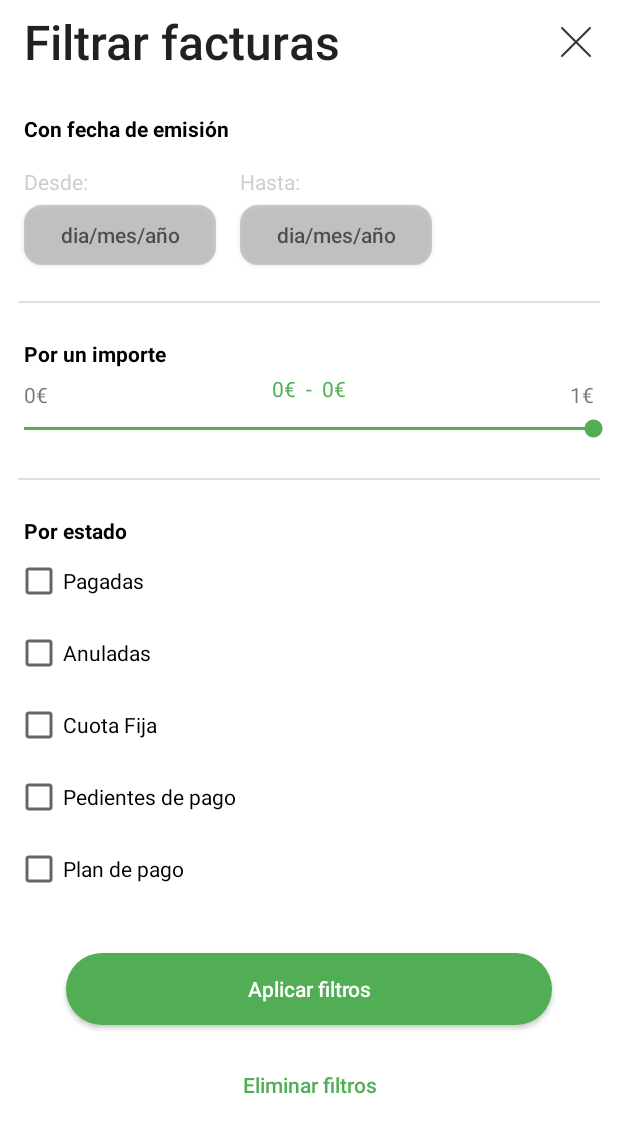
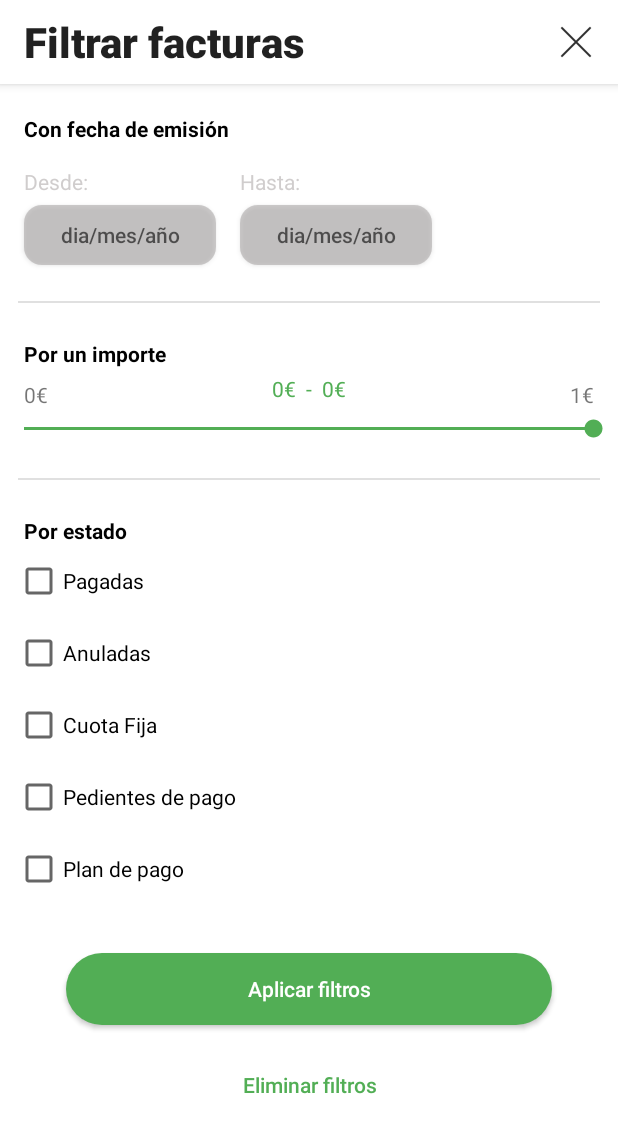
Before and after one commit to InfiniteNel/lista-facturas-v1.0, an Android app: the screen it shows after launch (MainActivity), after a tap on "filtrar", on a phone screen of 412 x 824 dp. Shown: the top 1133 px of the screen. Run offline under Robolectric (Android 15) with nearby library versions, the phone set to English and light mode, and no system bars; our stand-ins replace Room's generated code, navigation-ui; network calls fail; 1 statement that could not run was skipped.

Commit message:
New Version

```diff
--- a/app/src/main/java/com/jroslar/listafacturasv01/ui/MainActivity.kt
+++ b/app/src/main/java/com/jroslar/listafacturasv01/ui/MainActivity.kt
@@ -1,5 +1,6 @@
 package com.jroslar.listafacturasv01.ui
 
+import android.graphics.Color
 import android.os.Bundle
 import androidx.appcompat.app.AppCompatActivity
 import androidx.navigation.findNavController
--- a/app/src/main/res/layout/activity_main.xml
+++ b/app/src/main/res/layout/activity_main.xml
@@ -1,52 +1,18 @@
 <?xml version="1.0" encoding="utf-8"?>
 <androidx.coordinatorlayout.widget.CoordinatorLayout xmlns:android="http://schemas.android.com/apk/res/android"
+    xmlns:tools="http://schemas.android.com/tools"
     xmlns:app="http://schemas.android.com/apk/res-auto"
-    xmlns:tools="http://schemas.android.com/tools"
-    android:layout_width="match_parent"
-    android:layout_height="match_parent"
-    tools:context=".ui.MainActivity">
-
-    <androidx.appcompat.widget.Toolbar
-       android:id="@+id/toolbar"
-       android:layout_width="match_parent"
-       android:layout_height="?attr/actionBarSize"
-       app:popupTheme="@style/Theme.ListaFacturasV01.PopupOverlay"
-       app:titleTextAppearance="@style/Toolbar.TitleText"/>
-
-   <include layout="@layout/content_main"
-       android:layout_marginTop="?attr/actionBarSize"
-       android:layout_width="match_parent"
-       android:layout_height="match_parent" />
-
-    <!--<com.google.android.material.appbar.AppBarLayout
-        android:layout_width="match_parent"
-        android:layout_height="wrap_content"
-        android:theme="@style/Theme.ListaFacturasV01.AppBarOverlay">
-
-        <com.google.android.material.appbar.CollapsingToolbarLayout
-            android:layout_width="match_parent"
-            android:layout_height="100dp"
-            android:background="@color/white"
-            app:layout_scrollFlags="scroll|enterAlways"
-            android:theme="@style/Theme.ListaFacturasV01.PopupOverlay" >
-
-                <androidx.appcompat.widget.Toolbar
-                    android:id="@+id/toolbar"
-                    android:layout_width="match_parent"
-                    android:layout_height="100dp"
-                    android:background="@color/white"
-                    app:popupTheme="@style/Theme.ListaFacturasV01.PopupOverlay"
-                    app:titleTextAppearance="@style/Toolbar.TitleText"/>
 
 
-        </com.google.android.material.appbar.CollapsingToolbarLayout>
-    </com.google.android.material.appbar.AppBarLayout>
+    android:layout_width="match_parent"
+    android:layout_height="match_parent">
 
-    <include layout="@layout/content_main" />-->
-
-    <!--<com.google.android.material.appbar.AppBarLayout
+    <com.google.android.material.appbar.AppBarLayout
+        android:id="@+id/appbar"
+        android:layout_height="?attr/actionBarSize"
         android:layout_width="match_parent"
-        android:layout_height="wrap_content"
+        android:background="@color/white"
+        app:layout_scrollFlags="scroll|enterAlways|enterAlwaysCollapsed"
         android:theme="@style/Theme.ListaFacturasV01.AppBarOverlay">
 
             <androidx.appcompat.widget.Toolbar
@@ -55,10 +21,10 @@
                 android:layout_height="?attr/actionBarSize"
                 android:background="@color/white"
                 app:popupTheme="@style/Theme.ListaFacturasV01.PopupOverlay"
-            app:titleTextAppearance="@style/Toolbar.TitleText"/>
-
+                app:titleTextAppearance="@style/Toolbar.TitleText"></androidx.appcompat.widget.Toolbar>
     </com.google.android.material.appbar.AppBarLayout>
 
-    <include layout="@layout/content_main" />-->
+    <include layout="@layout/content_main"
+        app:layout_behavior="@string/appbar_scrolling_view_behavior"/>
 
 </androidx.coordinatorlayout.widget.CoordinatorLayout>
--- a/app/src/main/res/layout/fragment_lista_facturas.xml
+++ b/app/src/main/res/layout/fragment_lista_facturas.xml
@@ -11,7 +11,7 @@
         android:layout_width="match_parent"
         android:layout_height="match_parent"
         android:layout_marginStart="20dp"
-        android:layout_marginTop="20dp"
+        android:layout_marginTop="10dp"
         app:layout_constraintStart_toStartOf="parent"
         app:layout_constraintTop_toTopOf="parent"
         tools:listitem="@layout/item_facturas" />
--- a/app/src/main/res/values/themes.xml
+++ b/app/src/main/res/values/themes.xml
@@ -26,6 +26,7 @@
     <style name="Theme.ListaFacturasV01.PopupOverlay" parent="ThemeOverlay.AppCompat.Light" />
 
     <style name="Toolbar.TitleText" parent="TextAppearance.Widget.AppCompat.Toolbar.Title">
-        <item name="android:textSize">32sp</item>
+        <item name="android:textSize">28sp</item>
+        <item name="android:textStyle">bold</item>
     </style>
 </resources>
```
Lines whose indentation alone changed are shown as unchanged.
